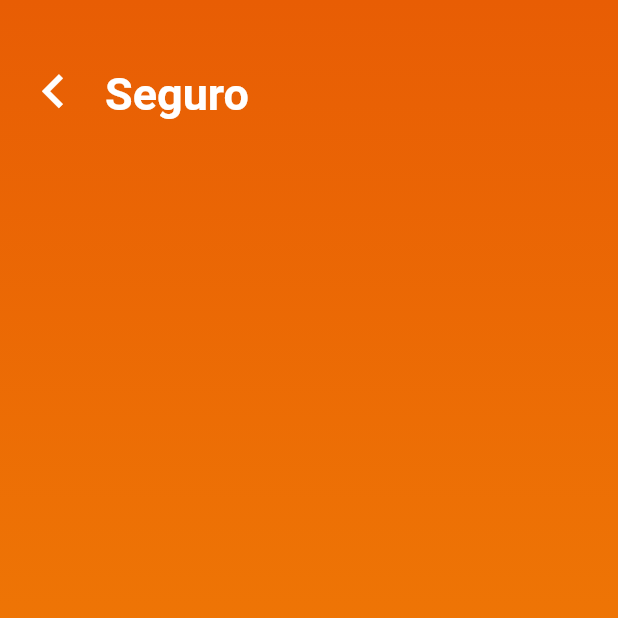
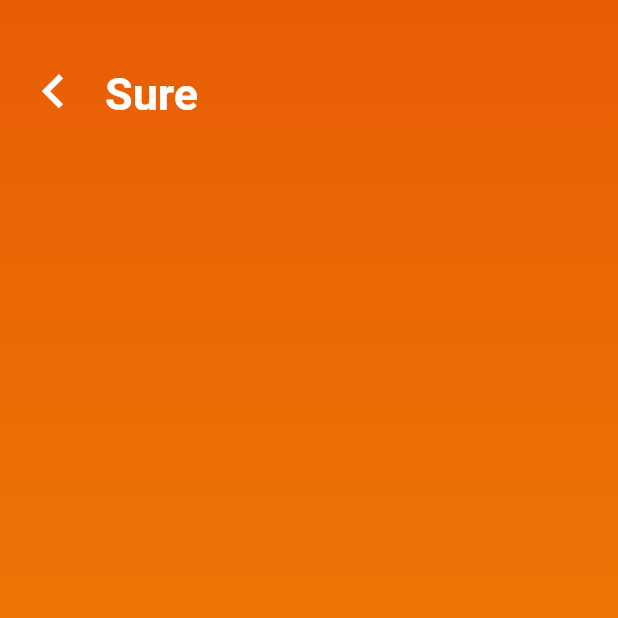
Before and after one commit to joseSincal/SemilleroFlutter, a Flutter app: the SegurosList screen opened directly, on a phone screen of 412 x 824 dp, the top half of it. Run offline on Flutter 3.47's test engine with Material 2 defaults, Android fonts, the phone set to English and light mode, and no system bars; drawn by our look-alikes of flutter_speed_dial; our stand-ins replace bloc, cached_network_image, cloud_firestore, device_info_plus, equatable, firebase_auth and 16 more; missing offline and left inert: encryptor, generic_bloc_provider, material_dialogs; accounts and stored records are empty; network calls fail; statements that could not run were skipped.

Commit message:
localization seguro

```diff
--- a/login_bloc/lib/Pages/Page_seguros/seguros_list.dart
+++ b/login_bloc/lib/Pages/Page_seguros/seguros_list.dart
@@ -7,10 +7,14 @@ import 'package:login_bloc/Models/seguro_model.dart';
 import 'package:login_bloc/Pages/Page_seguros/formulario_seguro.dart';
 import 'package:login_bloc/Pages/Page_seguros/new_columns_seguro.dart';
 import 'package:login_bloc/Pages/Page_seguros/widgets/seguro_card.dart';
+import 'package:login_bloc/Providers/languaje_provider.dart';
 import 'package:login_bloc/Providers/seguro_provider.dart';
 import 'package:login_bloc/Widgets/app_bar_title.dart';
 import 'package:login_bloc/Widgets/background.dart';
+import 'package:login_bloc/localization/localization.dart';
+import 'package:login_bloc/utils/app_string.dart';
 import 'package:login_bloc/utils/color.dart';
+import 'package:provider/provider.dart';
 
 class SegurosList extends StatelessWidget {
   const SegurosList({Key? key}) : super(key: key);
@@ -27,6 +31,9 @@ class SegurosList extends StatelessWidget {
       return seguros;
     }
 
+    final lang = Provider.of<LanguajeProvider>(context);
+    AppLocalizations localization = AppLocalizations(lang.getLang);
+
     return Scaffold(
       body: BlocProvider(
         create: (BuildContext context) => CrudBloc(),
@@ -35,20 +42,23 @@ class SegurosList extends StatelessWidget {
             switch (state.runtimeType) {
               case SaveError:
                 ScaffoldMessenger.of(context).showSnackBar(
-                  const SnackBar(
+                  SnackBar(
                       content:
-                          Text('No se guardó el seguro, debido a un error')),
+                          Text(localization.dictionary(Strings.msgErrorSave))),
                 );
                 break;
               case UpdateError:
                 ScaffoldMessenger.of(context).showSnackBar(
-                  const SnackBar(
-                      content: Text('Error, no se pudo actualizar el seguro')),
+                  SnackBar(
+                      content: Text(
+                          localization.dictionary(Strings.msgErrorupdate))),
                 );
                 break;
               case RemoveError:
                 ScaffoldMessenger.of(context).showSnackBar(
-                  const SnackBar(content: Text('Error al intentar eliminar')),
+                  SnackBar(
+                      content: Text(
+                          localization.dictionary(Strings.msgErrorDelete))),
                 );
                 break;
             }
@@ -65,7 +75,9 @@ class SegurosList extends StatelessWidget {
                       body: Stack(
                         children: [
                           Background(height: null),
-                          const AppBarTitle(title: 'Seguro'),
+                          AppBarTitle(
+                              title: localization
+                                  .dictionary(Strings.titlePageSure)),
                           Container(
                             margin: const EdgeInsets.only(top: 100),
                             child: ListView(
@@ -95,7 +107,8 @@ class SegurosList extends StatelessWidget {
                                 SpeedDialChild(
                                     child:
                                         const Icon(Icons.add_moderator_rounded),
-                                    label: "Agregar seguro",
+                                    label: localization
+                                        .dictionary(Strings.textAddSure),
                                     onTap: () {
                                       if (connected) {
                                         Navigator.push(
@@ -115,15 +128,17 @@ class SegurosList extends StatelessWidget {
                                       } else {
                                         ScaffoldMessenger.of(context)
                                             .showSnackBar(
-                                          const SnackBar(
+                                          SnackBar(
                                               content: Text(
-                                                  'No puede realizar la operación sin internet')),
+                                                  localization.dictionary(
+                                                      Strings.msgNoInternet))),
                                         );
                                       }
                                     }),
                                 SpeedDialChild(
                                     child: const Icon(Icons.add_card_rounded),
-                                    label: "Agregar columna",
+                                    label: localization
+                                        .dictionary(Strings.textAddColumn),
                                     onTap: () {
                                       Navigator.push(
                                           context,
@@ -148,75 +163,5 @@ class SegurosList extends StatelessWidget {
         ),
       ),
     );
-    /*Future<List<SeguroCard>> _obtenerData() async {
-      List<SeguroCard> seguros = List<SeguroCard>.empty(growable: true);
-      List<dynamic> listaSeguros =
-          await SeguroRepository.shared.selectAll(tablaName: 'seguro');
-      for (var item in listaSeguros) {
-        seguros.add(SeguroCard(
-          seguro: Seguro.fromDb(item),
-        ));
-      }
-      return seguros;
-    }*/
-
-    /*return Scaffold(
-        body: FutureBuilder(
-      future: _obtenerData(),
-      builder: (BuildContext context, snapshot) {
-        if (snapshot.hasData) {
-          List<SeguroCard> listaCardSeguros =
-              snapshot.requireData as List<SeguroCard>;
-          return Scaffold(
-            body: Stack(
-              children: [
-                Background(height: null),
-                const AppBarTitle(title: 'Seguro'),
-                Container(
-                  margin: const EdgeInsets.only(top: 100),
-                  child: ListView(
-                    padding: const EdgeInsets.only(bottom: 25),
-                    children: listaCardSeguros,
-                  ),
-                )
-              ],
-            ),
-            floatingActionButton: SpeedDial(
-              backgroundColor: Colors.white,
-              foregroundColor: darkSienna,
-              overlayColor: Colors.black,
-              overlayOpacity: 0.1,
-              spacing: 12.0,
-              spaceBetweenChildren: 12.0,
-              animatedIcon: AnimatedIcons.menu_close,
-              children: [
-                SpeedDialChild(
-                    child: const Icon(Icons.add_moderator_rounded),
-                    label: "Agregar seguro",
-                    onTap: () {
-                      Navigator.push(
-                          context,
-                          MaterialPageRoute(
-                              builder: (cxt) => FormularioSeguro()));
-                    }),
-                SpeedDialChild(
-                    child: const Icon(Icons.add_card_rounded),
-                    label: "Agregar columna",
-                    onTap: () {
-                      Navigator.push(
-                          context,
-                          MaterialPageRoute(
-                              builder: (cxt) => NewColumnSeguro()));
-                    })
-              ],
-            ),
-          );
-        } else {
-          return const Center(
-            child: CircularProgressIndicator(),
-          );
-        }
-      },
-    ));*/
   }
 }
--- a/login_bloc/lib/Pages/Page_seguros/widgets/seguro_card.dart
+++ b/login_bloc/lib/Pages/Page_seguros/widgets/seguro_card.dart
@@ -2,7 +2,10 @@ import 'package:flutter/material.dart';
 import 'package:intl/intl.dart';
 import 'package:login_bloc/Models/seguro_model.dart';
 import 'package:login_bloc/Pages/Page_seguros/widgets/detalle_seguro.dart';
+import 'package:login_bloc/Providers/languaje_provider.dart';
 import 'package:login_bloc/Providers/theme_provider.dart';
+import 'package:login_bloc/localization/localization.dart';
+import 'package:login_bloc/utils/app_string.dart';
 import 'package:login_bloc/utils/color.dart';
 import 'package:provider/provider.dart';
 
@@ -15,6 +18,8 @@ class SeguroCard extends StatelessWidget {
   @override
   Widget build(BuildContext context) {
     final currentTheme = Provider.of<ThemeProvider>(context);
+    final lang = Provider.of<LanguajeProvider>(context);
+    AppLocalizations localization = AppLocalizations(lang.getLang);
 
     final infoCard = Container(
       height: 120.0,
@@ -44,7 +49,7 @@ class SeguroCard extends StatelessWidget {
           ),
           Container(height: 10.0),
           Text(
-            "DNI Cliente: ${seguro.dniCl}",
+            "${localization.dictionary(Strings.textDniClient)}: ${seguro.dniCl}",
             style: TextStyle(
                 color: currentTheme.isDarkTheme()
                     ? const Color(0xffb6b2df)
@@ -68,7 +73,7 @@ class SeguroCard extends StatelessWidget {
                       : Colors.white60),
               Container(width: 8.0),
               Text(
-                "Fecha Inicio: ${DateFormat("dd-MM-yyyy").format(seguro.fechaInicio)}",
+                "${localization.dictionary(Strings.textFechaInicio)}: ${DateFormat("dd-MM-yyyy").format(seguro.fechaInicio)}",
                 style: TextStyle(
                     color: currentTheme.isDarkTheme()
                         ? const Color(0xffb6b2df)
@@ -84,7 +89,7 @@ class SeguroCard extends StatelessWidget {
                       : Colors.white60),
               Container(width: 8.0),
               Text(
-                "Fecha Fin: ${DateFormat("dd-MM-yyyy").format(seguro.fechaVencimiento)}",
+                "${localization.dictionary(Strings.textFechaFin)}: ${DateFormat("dd-MM-yyyy").format(seguro.fechaVencimiento)}",
                 style: TextStyle(
                     color: currentTheme.isDarkTheme()
                         ? const Color(0xffb6b2df)
--- a/login_bloc/lib/utils/app_string.dart
+++ b/login_bloc/lib/utils/app_string.dart
@@ -56,5 +56,20 @@ enum Strings {
   deleteDialogTitle,
   deleteDialogCancel,
   deleteDialogDelete,
-  deleteDialogMsgDelete
+  deleteDialogMsgDelete,
+  //Page Sure
+  titlePageSure,
+  textAddSure,
+  titlePageSureFormAdd,
+  titlePageSureFormEdit,
+  textDniClient,
+  textPoliza,
+  textRamo,
+  textVigencia,
+  textInicio,
+  textFin,
+  textFechaInicio,
+  textFechaFin,
+  polizaHintText,
+  condiconesHintText,
 }
--- a/login_bloc/lib/utils/app_string_en.dart
+++ b/login_bloc/lib/utils/app_string_en.dart
@@ -58,5 +58,20 @@ const Map<Strings, String> dictionary_en = {
   Strings.deleteDialogTitle: "Delete",
   Strings.deleteDialogCancel: "Cancel",
   Strings.deleteDialogDelete: "Remove",
-  Strings.deleteDialogMsgDelete: "Deleted data"
+  Strings.deleteDialogMsgDelete: "Deleted data",
+  //Page Sure
+  Strings.titlePageSure: "Sure",
+  Strings.textAddSure: "Add sure",
+  Strings.titlePageSureFormAdd: "New sure",
+  Strings.titlePageSureFormEdit: "Edit sure",
+  Strings.textDniClient: "Client DNI",
+  Strings.textPoliza: "Policy",
+  Strings.textRamo: "Branch",
+  Strings.textVigencia: "life",
+  Strings.textInicio: "Start",
+  Strings.textFin: "End",
+  Strings.textFechaInicio: "Start Date",
+  Strings.textFechaFin: "End Date",
+  Strings.polizaHintText: "Policy Num.",
+  Strings.condiconesHintText: "Particular condition",
 };
--- a/login_bloc/lib/utils/app_string_es.dart
+++ b/login_bloc/lib/utils/app_string_es.dart
@@ -58,5 +58,20 @@ const Map<Strings, String> dictionary_es = {
   Strings.deleteDialogTitle: "Eliminar",
   Strings.deleteDialogCancel: "Cancelar",
   Strings.deleteDialogDelete: "Eliminar",
-  Strings.deleteDialogMsgDelete: "Dato eliminado"
+  Strings.deleteDialogMsgDelete: "Dato eliminado",
+  //Page Sure
+  Strings.titlePageSure: "Seguro",
+  Strings.textAddSure: "Agregar seguro",
+  Strings.titlePageSureFormAdd: "Nuevo seguro",
+  Strings.titlePageSureFormEdit: "Editar seguro",
+  Strings.textDniClient: "DNI Cliente",
+  Strings.textPoliza: "Poliza",
+  Strings.textRamo: "Ramo",
+  Strings.textVigencia: "Vigencia",
+  Strings.textInicio: "Inicio",
+  Strings.textFin: "Fin",
+  Strings.textFechaInicio: "Fecha Inicio",
+  Strings.textFechaFin: "Fecha Fin",
+  Strings.polizaHintText: "Num. Poliza",
+  Strings.condiconesHintText: "Condición particular",
 };
```
Also changed, not shown: login_bloc/lib/Pages/Page_seguros/formulario_seguro.dart (+17 -23 lines), login_bloc/lib/Pages/Page_seguros/new_columns_seguro.dart (+12 -5 lines), login_bloc/lib/Pages/Page_seguros/widgets/detalle_seguro.dart (+24 -23 lines).
